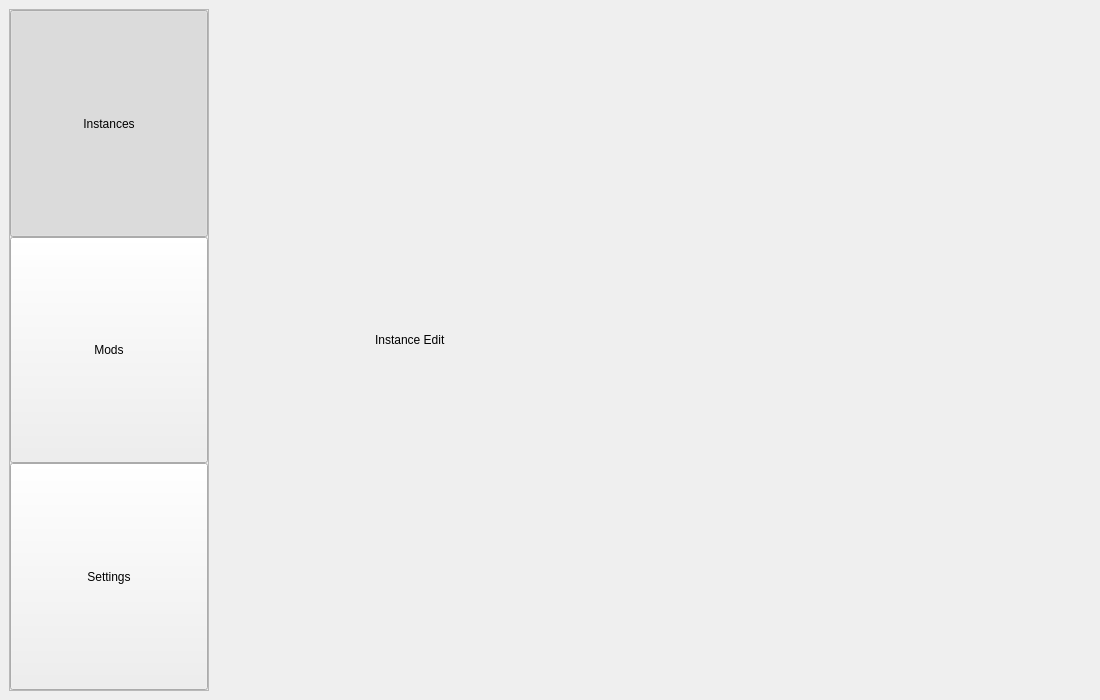
Qt form interface/interface.ui (shueppin/PackedMC) before a commit.
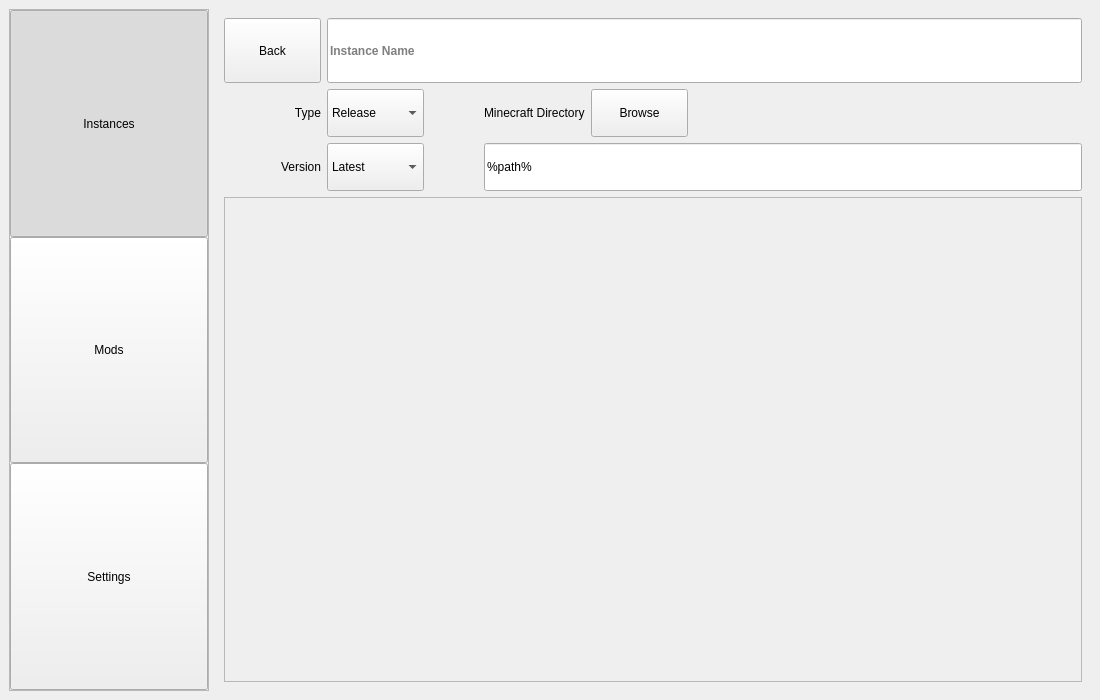
The same form after that commit. The open tabs and pages were chosen to show the change.

Commit message: Added instance edit page and made interface more responsive

The edit to the form file:
```diff
--- a/interface/interface.ui
+++ b/interface/interface.ui
@@ -153,19 +153,225 @@
        </widget>
       </widget>
       <widget class="QWidget" name="INSTANCE_EDIT_PAGE">
-       <widget class="QLabel" name="label_2">
-        <property name="geometry">
-         <rect>
-          <x>160</x>
-          <y>280</y>
-          <width>251</width>
-          <height>101</height>
-         </rect>
-        </property>
-        <property name="text">
-         <string>Instance Edit</string>
-        </property>
-       </widget>
+       <layout class="QGridLayout" name="gridLayout" rowstretch="4,3,3,30" columnstretch="2,2,1,2,2,8">
+        <item row="3" column="0" colspan="6">
+         <widget class="QFrame" name="INSTANCE_MODS_PLACEHOLDER">
+          <property name="frameShape">
+           <enum>QFrame::StyledPanel</enum>
+          </property>
+          <property name="frameShadow">
+           <enum>QFrame::Raised</enum>
+          </property>
+         </widget>
+        </item>
+        <item row="2" column="0">
+         <widget class="QLabel" name="label_7">
+          <property name="text">
+           <string>Version</string>
+          </property>
+          <property name="alignment">
+           <set>Qt::AlignRight|Qt::AlignTrailing|Qt::AlignVCenter</set>
+          </property>
+         </widget>
+        </item>
+        <item row="1" column="0">
+         <widget class="QLabel" name="label_2">
+          <property name="text">
+           <string>Type</string>
+          </property>
+          <property name="alignment">
+           <set>Qt::AlignRight|Qt::AlignTrailing|Qt::AlignVCenter</set>
+          </property>
+         </widget>
+        </item>
+        <item row="1" column="5">
+         <spacer name="horizontalSpacer">
+          <property name="orientation">
+           <enum>Qt::Horizontal</enum>
+          </property>
+          <property name="sizeHint" stdset="0">
+           <size>
+            <width>40</width>
+            <height>20</height>
+           </size>
+          </property>
+         </spacer>
+        </item>
+        <item row="0" column="0">
+         <widget class="QPushButton" name="BACK_BUTTON">
+          <property name="sizePolicy">
+           <sizepolicy hsizetype="Preferred" vsizetype="Ignored">
+            <horstretch>0</horstretch>
+            <verstretch>0</verstretch>
+           </sizepolicy>
+          </property>
+          <property name="cursor">
+           <cursorShape>PointingHandCursor</cursorShape>
+          </property>
+          <property name="focusPolicy">
+           <enum>Qt::NoFocus</enum>
+          </property>
+          <property name="text">
+           <string>Back</string>
+          </property>
+         </widget>
+        </item>
+        <item row="1" column="4">
+         <widget class="QPushButton" name="BROWSE_MINECRAFT_PATH">
+          <property name="sizePolicy">
+           <sizepolicy hsizetype="Preferred" vsizetype="Preferred">
+            <horstretch>0</horstretch>
+            <verstretch>0</verstretch>
+           </sizepolicy>
+          </property>
+          <property name="cursor">
+           <cursorShape>PointingHandCursor</cursorShape>
+          </property>
+          <property name="focusPolicy">
+           <enum>Qt::NoFocus</enum>
+          </property>
+          <property name="text">
+           <string>Browse</string>
+          </property>
+         </widget>
+        </item>
+        <item row="2" column="1">
+         <widget class="QComboBox" name="VERSION_SELECTION">
+          <property name="sizePolicy">
+           <sizepolicy hsizetype="Preferred" vsizetype="Preferred">
+            <horstretch>0</horstretch>
+            <verstretch>0</verstretch>
+           </sizepolicy>
+          </property>
+          <property name="cursor">
+           <cursorShape>PointingHandCursor</cursorShape>
+          </property>
+          <property name="focusPolicy">
+           <enum>Qt::NoFocus</enum>
+          </property>
+          <item>
+           <property name="text">
+            <string>Latest</string>
+           </property>
+          </item>
+          <item>
+           <property name="text">
+            <string>1.xx.xx</string>
+           </property>
+          </item>
+         </widget>
+        </item>
+        <item row="1" column="3">
+         <widget class="QLabel" name="label_8">
+          <property name="text">
+           <string>Minecraft Directory</string>
+          </property>
+          <property name="alignment">
+           <set>Qt::AlignLeading|Qt::AlignLeft|Qt::AlignVCenter</set>
+          </property>
+         </widget>
+        </item>
+        <item row="1" column="1">
+         <widget class="QComboBox" name="INSTANCE_TYPE_SELECTION">
+          <property name="sizePolicy">
+           <sizepolicy hsizetype="Preferred" vsizetype="Preferred">
+            <horstretch>0</horstretch>
+            <verstretch>0</verstretch>
+           </sizepolicy>
+          </property>
+          <property name="cursor">
+           <cursorShape>PointingHandCursor</cursorShape>
+          </property>
+          <property name="focusPolicy">
+           <enum>Qt::NoFocus</enum>
+          </property>
+          <item>
+           <property name="text">
+            <string>Release</string>
+           </property>
+          </item>
+          <item>
+           <property name="text">
+            <string>Fabric</string>
+           </property>
+          </item>
+          <item>
+           <property name="text">
+            <string>Snapshot</string>
+           </property>
+          </item>
+          <item>
+           <property name="text">
+            <string>Forge</string>
+           </property>
+          </item>
+          <item>
+           <property name="text">
+            <string>Other</string>
+           </property>
+          </item>
+         </widget>
+        </item>
+        <item row="1" column="2">
+         <spacer name="horizontalSpacer_2">
+          <property name="orientation">
+           <enum>Qt::Horizontal</enum>
+          </property>
+          <property name="sizeHint" stdset="0">
+           <size>
+            <width>40</width>
+            <height>20</height>
+           </size>
+          </property>
+         </spacer>
+        </item>
+        <item row="0" column="1" colspan="5">
+         <widget class="QLineEdit" name="INSTANCE_NAME">
+          <property name="sizePolicy">
+           <sizepolicy hsizetype="Preferred" vsizetype="Preferred">
+            <horstretch>0</horstretch>
+            <verstretch>0</verstretch>
+           </sizepolicy>
+          </property>
+          <property name="font">
+           <font>
+            <bold>true</bold>
+           </font>
+          </property>
+          <property name="alignment">
+           <set>Qt::AlignLeading|Qt::AlignLeft|Qt::AlignVCenter</set>
+          </property>
+          <property name="placeholderText">
+           <string>Instance Name</string>
+          </property>
+          <property name="clearButtonEnabled">
+           <bool>false</bool>
+          </property>
+          <property name="class" stdset="0">
+           <string>instance_label colored_text</string>
+          </property>
+         </widget>
+        </item>
+        <item row="2" column="3" colspan="3">
+         <widget class="QLineEdit" name="MINECRAFT_DIRECTORY_PATH">
+          <property name="sizePolicy">
+           <sizepolicy hsizetype="Preferred" vsizetype="Preferred">
+            <horstretch>0</horstretch>
+            <verstretch>0</verstretch>
+           </sizepolicy>
+          </property>
+          <property name="focusPolicy">
+           <enum>Qt::NoFocus</enum>
+          </property>
+          <property name="text">
+           <string>%path%</string>
+          </property>
+          <property name="readOnly">
+           <bool>true</bool>
+          </property>
+         </widget>
+        </item>
+       </layout>
       </widget>
       <widget class="QWidget" name="MODS_PAGE_PLACEHOLDER">
        <widget class="QLabel" name="label_3">
```
Left out of the diff: 16 changed lines with no effect on the pictures. The commit also changes 3 other files.
